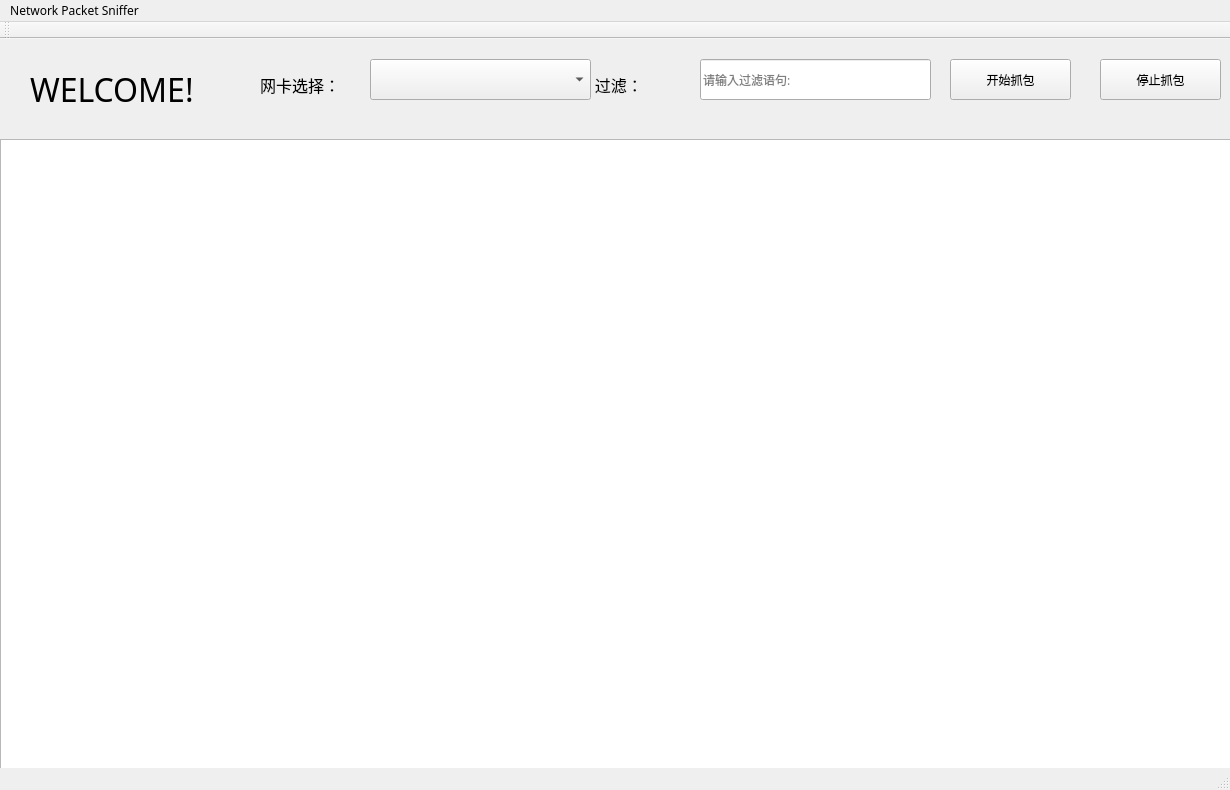
Above: QtWidgetsApplication1.ui from joshuazwf/EX1A before the change. Below: the same form after it.
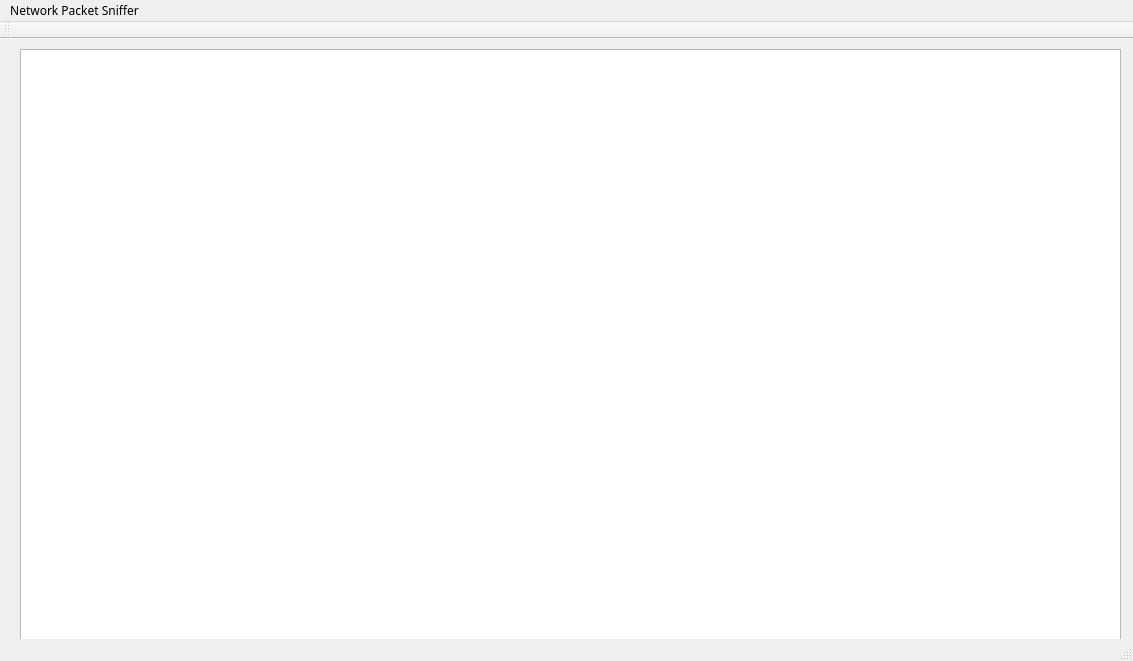
That is the form after the change.

The edit to the form file:
```diff
--- a/QtWidgetsApplication1.ui
+++ b/QtWidgetsApplication1.ui
@@ -6,8 +6,8 @@
    <rect>
     <x>0</x>
     <y>0</y>
-    <width>1230</width>
-    <height>790</height>
+    <width>1133</width>
+    <height>661</height>
    </rect>
   </property>
   <property name="font">
@@ -22,71 +22,13 @@
    <bool>false</bool>
   </property>
   <widget class="QWidget" name="centralWidget">
-   <widget class="QLineEdit" name="lineEdit">
-    <property name="geometry">
-     <rect>
-      <x>700</x>
-      <y>20</y>
-      <width>231</width>
-      <height>41</height>
-     </rect>
-    </property>
-    <property name="placeholderText">
-     <string>请输入过滤语句:</string>
-    </property>
-   </widget>
-   <widget class="QPushButton" name="pushButton">
-    <property name="geometry">
-     <rect>
-      <x>950</x>
-      <y>20</y>
-      <width>121</width>
-      <height>41</height>
-     </rect>
-    </property>
-    <property name="text">
-     <string>开始抓包</string>
-    </property>
-   </widget>
-   <widget class="QPushButton" name="pushButton_2">
-    <property name="geometry">
-     <rect>
-      <x>1100</x>
-      <y>20</y>
-      <width>121</width>
-      <height>41</height>
-     </rect>
-    </property>
-    <property name="text">
-     <string>停止抓包</string>
-    </property>
-   </widget>
-   <widget class="QLabel" name="label">
-    <property name="geometry">
-     <rect>
-      <x>570</x>
-      <y>30</y>
-      <width>131</width>
-      <height>31</height>
-     </rect>
-    </property>
-    <property name="font">
-     <font>
-      <family>楷体</family>
-      <pointsize>12</pointsize>
-     </font>
-    </property>
-    <property name="text">
-     <string>      过滤：</string>
-    </property>
-   </widget>
    <widget class="QTableView" name="tableView">
     <property name="geometry">
      <rect>
-      <x>0</x>
-      <y>100</y>
-      <width>1231</width>
-      <height>631</height>
+      <x>20</x>
+      <y>10</y>
+      <width>1101</width>
+      <height>591</height>
      </rect>
     </property>
     <property name="font">
@@ -96,58 +38,6 @@
      </font>
     </property>
    </widget>
-   <widget class="QComboBox" name="comboBox">
-    <property name="geometry">
-     <rect>
-      <x>370</x>
-      <y>20</y>
-      <width>221</width>
-      <height>41</height>
-     </rect>
-    </property>
-   </widget>
-   <widget class="QLabel" name="label_2">
-    <property name="geometry">
-     <rect>
-      <x>260</x>
-      <y>30</y>
-      <width>121</width>
-      <height>31</height>
-     </rect>
-    </property>
-    <property name="font">
-     <font>
-      <family>楷体</family>
-      <pointsize>12</pointsize>
-     </font>
-    </property>
-    <property name="layoutDirection">
-     <enum>Qt::RightToLeft</enum>
-    </property>
-    <property name="text">
-     <string>网卡选择：</string>
-    </property>
-   </widget>
-   <widget class="QLabel" name="label_3">
-    <property name="geometry">
-     <rect>
-      <x>30</x>
-      <y>10</y>
-      <width>261</width>
-      <height>81</height>
-     </rect>
-    </property>
-    <property name="font">
-     <font>
-      <family>Ink Free</family>
-      <pointsize>24</pointsize>
-      <underline>false</underline>
-     </font>
-    </property>
-    <property name="text">
-     <string>WELCOME!</string>
-    </property>
-   </widget>
   </widget>
   <widget class="QToolBar" name="mainToolBar">
    <attribute name="toolBarArea">
@@ -163,7 +53,7 @@
     <rect>
      <x>0</x>
      <y>0</y>
-     <width>1230</width>
+     <width>1133</width>
      <height>21</height>
     </rect>
    </property>
```
